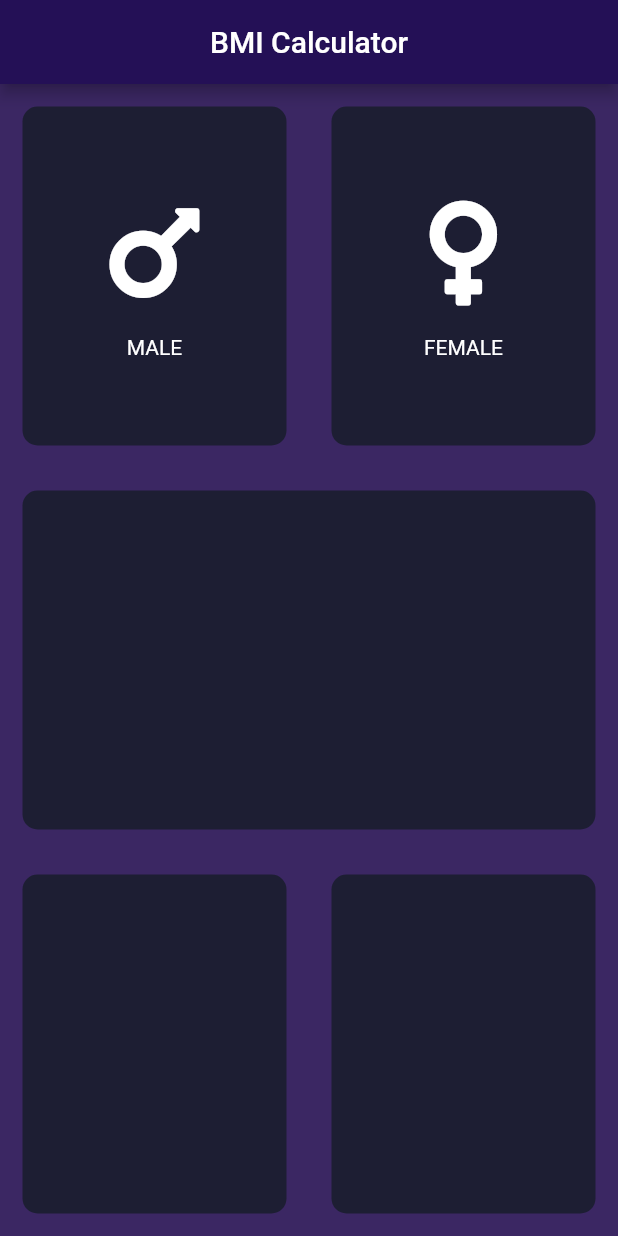
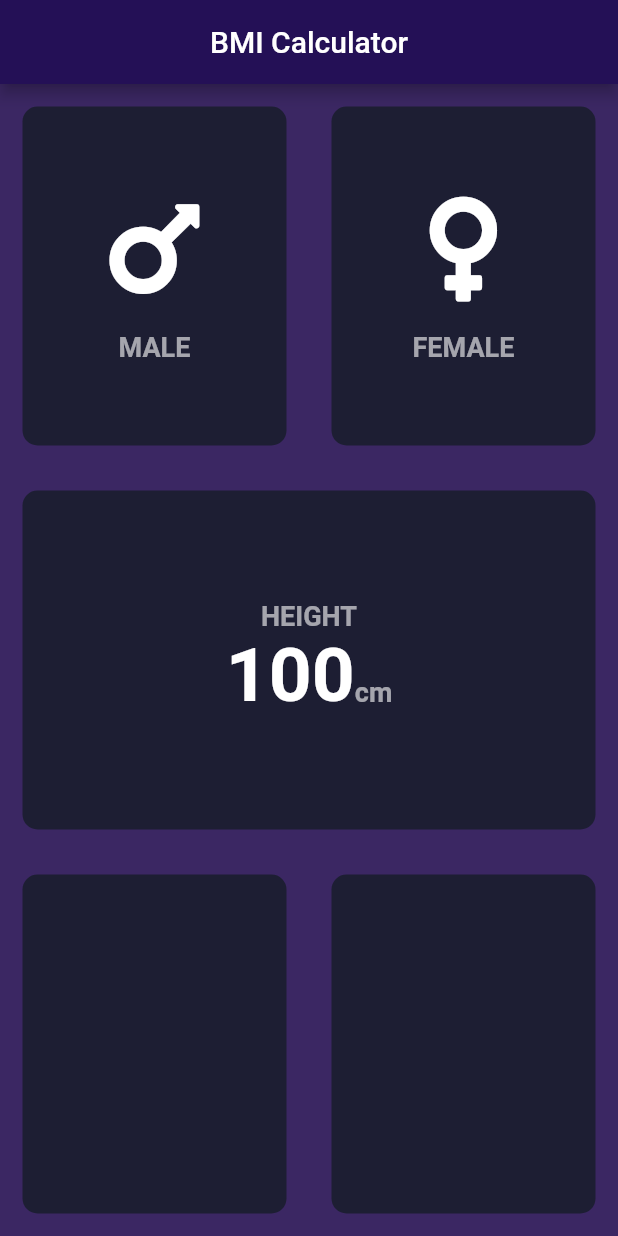
Before and after one commit to prokawsar/flutter-bmi, a Flutter app: the screen it shows after launch, on a phone screen of 412 x 824 dp. Run offline on Flutter 3.47's test engine with Material 2 defaults, Android fonts, the phone set to English and light mode, and no system bars; our stand-ins replace font_awesome_flutter.

Commit message:
contants and ui fixes

```diff
--- /dev/null
+++ b/lib/constants.dart
@@ -0,0 +1,13 @@
+import 'package:flutter/material.dart';
+
+const bgContainer = Color(0xFF1D1E33);
+const labelTextStyle = TextStyle(
+  color: Colors.white60,
+  fontSize: 18,
+  fontWeight: FontWeight.bold,
+);
+
+const labelLargeTextStyle = TextStyle(
+  fontSize: 50,
+  fontWeight: FontWeight.bold,
+);
--- a/lib/icon_content.dart
+++ b/lib/icon_content.dart
@@ -1,4 +1,5 @@
 import 'package:flutter/material.dart';
+import 'package:flutter_bmi/constants.dart';
 
 class IconContent extends StatelessWidget {
   final IconData iconName;
@@ -18,7 +19,10 @@ class IconContent extends StatelessWidget {
         const SizedBox(
           height: 15,
         ),
-        Text(label!)
+        Text(
+          label!,
+          style: labelTextStyle,
+        )
       ],
     );
   }
--- a/lib/input.dart
+++ b/lib/input.dart
@@ -1,10 +1,9 @@
 import 'package:flutter/material.dart';
 import 'package:font_awesome_flutter/font_awesome_flutter.dart';
 
+import 'constants.dart';
 import 'icon_content.dart';
 import 'reusable_card.dart';
-
-const bgContainer = Color(0xFF1D1E33);
 
 enum Gender { male, female }
 
@@ -72,9 +71,35 @@ class _InputState extends State<Input> {
           Expanded(
             child: Column(
               crossAxisAlignment: CrossAxisAlignment.stretch,
-              children: const [
+              children: [
                 Expanded(
-                  child: ReusableCard(bgcolor: bgContainer),
+                  child: ReusableCard(
+                    bgcolor: bgContainer,
+                    cardChild: Column(
+                      mainAxisAlignment: MainAxisAlignment.center,
+                      children: [
+                        const Text(
+                          'HEIGHT',
+                          style: labelTextStyle,
+                        ),
+                        Row(
+                          mainAxisAlignment: MainAxisAlignment.center,
+                          crossAxisAlignment: CrossAxisAlignment.baseline,
+                          textBaseline: TextBaseline.alphabetic,
+                          children: const [
+                            Text(
+                              '100',
+                              style: labelLargeTextStyle,
+                            ),
+                            Text(
+                              'cm',
+                              style: labelTextStyle,
+                            ),
+                          ],
+                        ),
+                      ],
+                    ),
+                  ),
                 ),
               ],
             ),
```
